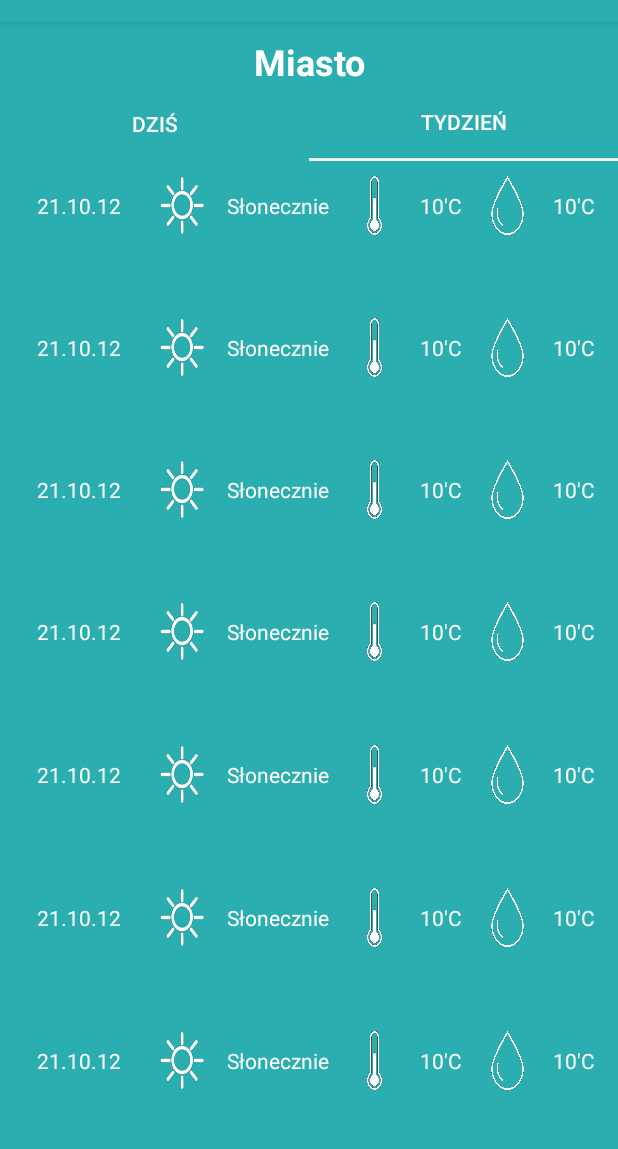
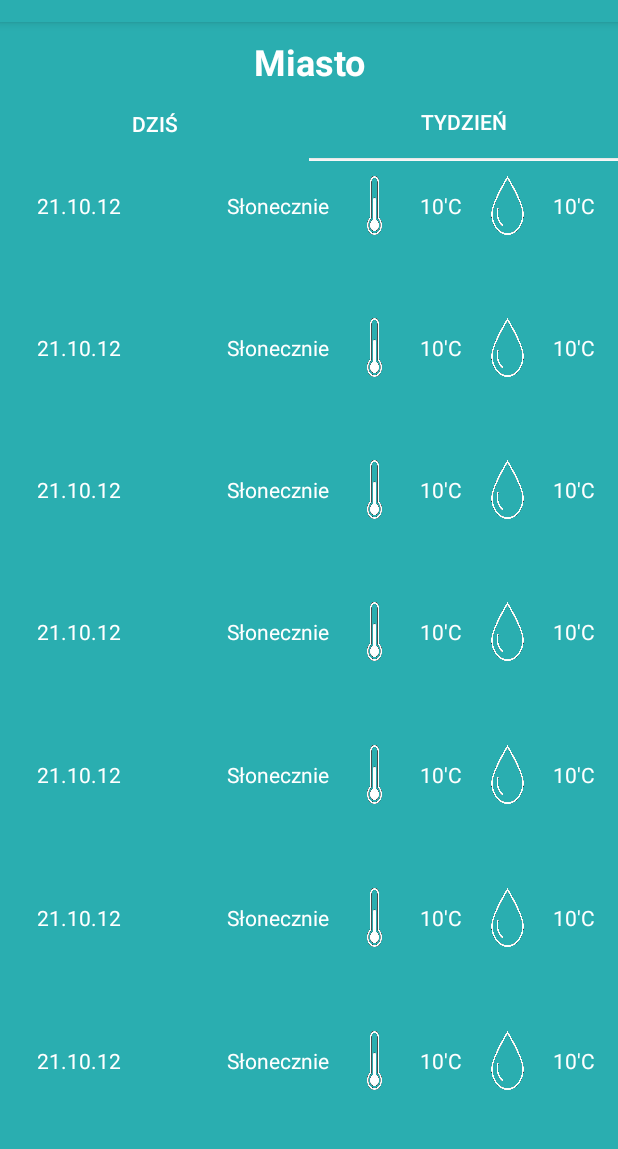
Before and after one commit to Grunia94/FirstWeather, an Android app: the WeatherConditionFragment screen opened directly, with no data from a screen before it, on a phone screen of 412 x 824 dp, the part 62-1211 px from its top. Run offline under Robolectric (Android 15) with nearby library versions, the light colour scheme and no system bars; pictures from the network do not load.

Commit message:
poprawa layoutu tygodniowego

```diff
--- a/app/src/main/java/net/firstweather/app/weatherapp/fragments/WeatherConditionFragment.java
+++ b/app/src/main/java/net/firstweather/app/weatherapp/fragments/WeatherConditionFragment.java
@@ -41,7 +41,7 @@ public class WeatherConditionFragment extends Fragment {
     private TextView dateLabelTextView;
     private TextView highTemperatureTextView;
     private TextView lowTemperatureTextView;
-
+    private TextView forecastTextView;
     public WeatherConditionFragment() {}
 
     @Override
@@ -52,6 +52,7 @@ public class WeatherConditionFragment extends Fragment {
         dateLabelTextView = (TextView) view.findViewById(R.id.dateTextView);
         highTemperatureTextView = (TextView) view.findViewById(R.id.highTemperatureTextView);
         lowTemperatureTextView = (TextView) view.findViewById(R.id.lowTemperatureTextView);
+        forecastTextView = (TextView) view.findViewById(R.id.forecastTextView);
 
         return view;
     }
@@ -63,6 +64,7 @@ public class WeatherConditionFragment extends Fragment {
         dateLabelTextView.setText(forecast.getDay());
         highTemperatureTextView.setText(getString(R.string.temperature_output, forecast.getHighTemperature(), units.getTemperature()));
         lowTemperatureTextView.setText(getString(R.string.temperature_output, forecast.getLowTemperature(), units.getTemperature()));
+        forecastTextView.setText(forecast.getDescription());
 
 
     }
--- a/app/src/main/res/layout/fragment_week.xml
+++ b/app/src/main/res/layout/fragment_week.xml
@@ -33,7 +33,6 @@
                         android:id="@+id/weatherIconImageView"
                         android:layout_width="30dp"
                         android:layout_height="match_parent"
-                        android:background="@drawable/slonce"
                         android:gravity="center" />
                 </TableRow>
             </TableLayout>
```
